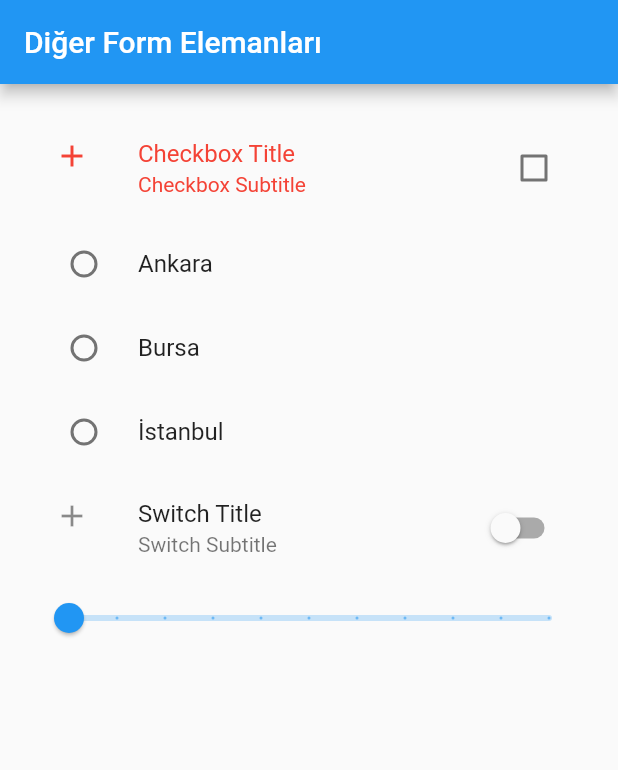
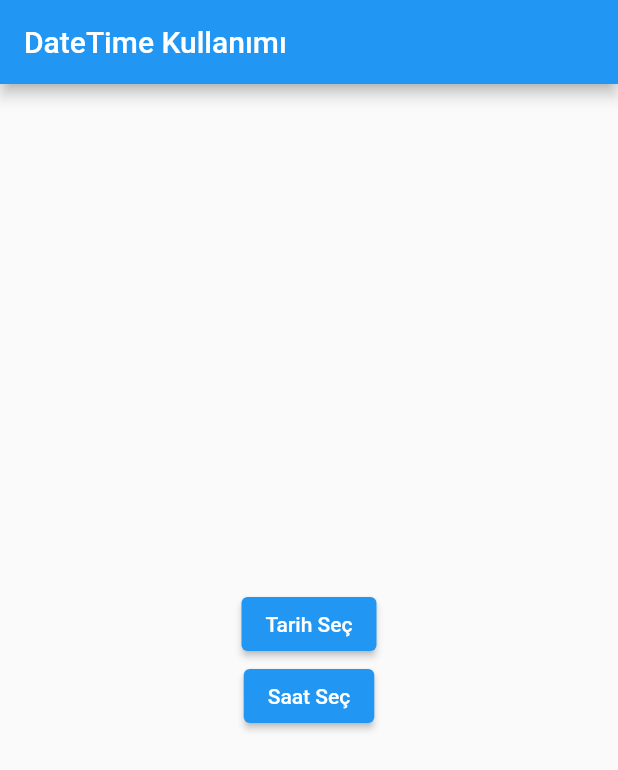
Before and after one commit to berkcangumusisik/100daysOfFlutter, a Flutter app: the screen it shows after launch, on a phone screen of 412 x 824 dp. Shown: the top 770 px of the screen. Run offline on Flutter 3.47's test engine with Material 2 defaults, Android fonts, the light colour scheme and no system bars; our stand-ins replace dio, easy_localization, email_validator, equatable, flutter_bloc, flutter_easyloading and 8 more; missing offline and left inert: kartal, vexana; accounts and stored records are empty; generated files the repository leaves out were written again.

Commit message:
74.Gün çalışmaları eklendi.

```diff
--- /dev/null
+++ b/flutter_full_summary/lib/input-widgets/date_time_learn.dart
@@ -0,0 +1,65 @@
+import 'package:flutter/material.dart';
+
+class DateTimeLearn extends StatefulWidget {
+  const DateTimeLearn({super.key});
+
+  @override
+  State<DateTimeLearn> createState() => _DateTimeLearnState();
+}
+
+class _DateTimeLearnState extends State<DateTimeLearn> {
+  @override
+  Widget build(BuildContext context) {
+    return Scaffold(
+      appBar: AppBar(
+        title: const Text("DateTime Kullanımı"),
+      ),
+      body: Center(
+        child: Column(
+          mainAxisAlignment: MainAxisAlignment.center,
+          children: [
+            ElevatedButton(
+              onPressed: () {
+                showDatePicker(
+                  context: context,
+                  initialDate: DateTime.now(),
+                  firstDate: DateTime(2000),
+                  lastDate: DateTime(2025),
+                ).then((value) {
+                  print(value);
+                });
+              },
+              child: const Text("Tarih Seç"),
+            ),
+            ElevatedButton(
+              onPressed: () {
+                showTimePicker(
+                  context: context,
+                  initialTime: TimeOfDay.now(),
+                ).then((value) {
+                  print(value);
+                });
+              },
+              child: const Text("Saat Seç"),
+            ),
+          ],
+        ),
+      ),
+    );
+  }
+}
+
+/**
+ * showDatePicker() : Tarih seçmek için kullanılır.
+ * context : Tarih seçme işleminin yapılacağı sayfanın context'ini belirtir.
+ * initialDate : Tarih seçme işlemi başladığında varsayılan olarak seçili olacak tarihi belirtir.
+ * firstDate : Tarih seçme işlemi başladığında seçilebilecek ilk tarihi belirtir.
+ * lastDate : Tarih seçme işlemi başladığında seçilebilecek son tarihi belirtir.
+ * .then() : Tarih seçme işlemi bittiğinde çalışacak fonksiyonu belirtir.
+ *
+ * showTimePicker() : Saat seçmek için kullanılır.
+ * context : Saat seçme işleminin yapılacağı sayfanın context'ini belirtir.
+ * initialTime : Saat seçme işlemi başladığında varsayılan olarak seçili olacak saati belirtir.
+ * .then() : Saat seçme işlemi bittiğinde çalışacak fonksiyonu belirtir.
+ *
+ */
--- a/flutter_full_summary/lib/main.dart
+++ b/flutter_full_summary/lib/main.dart
@@ -1,6 +1,6 @@
 import 'package:flutter/material.dart';
 import 'package:flutter_easyloading/flutter_easyloading.dart';
-import 'package:flutter_full_summary/input-widgets/other_form_field_learn.dart';
+import 'package:flutter_full_summary/input-widgets/date_time_learn.dart';
 
 void main() {
   runApp(const MyApp());
@@ -37,7 +37,7 @@ class MyApp extends StatelessWidget {
       //   "greenPage": (context) => const GreenPage(),
       //   "yellowPage": (context) => const YellowPage(),
       // },
-      home: const OtherFormFieldLearn(),
+      home: const DateTimeLearn(),
     );
   }
 }
```
Also changed, not shown: flutter_full_summary/lib/input-widgets/dropdown_learn.dart (added, +50 -0 lines), 1 other file.
